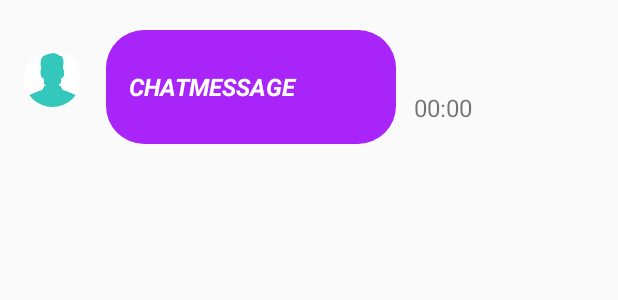
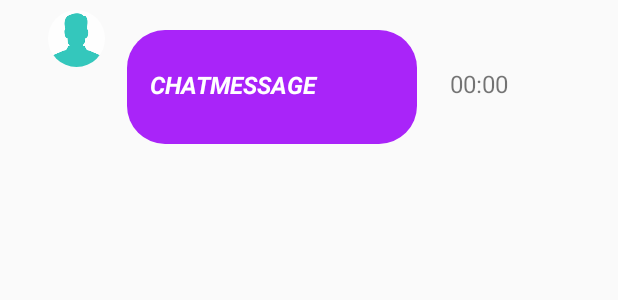
Before and after one commit to aniketakgec/Messanger, an Android app: the layout message_single_layout.xml on its own in the app's theme, with its tools: preview values and no code run, on a phone screen of 412 x 824 dp. Shown: the top 300 px of the screen. Run offline under Robolectric (Android 15) with nearby library versions, the phone set to English and light mode, and no system bars.

Commit message:
chat feature added with image of sender and reciver

```diff
--- /dev/null
+++ b/Messanger/app/src/main/java/com/example/android/messanger/Conv.java
@@ -0,0 +1,4 @@
+package com.example.android.messanger;
+
+public class Conv {
+}
--- a/Messanger/app/src/main/java/com/example/android/messanger/FriendsFragment.java
+++ b/Messanger/app/src/main/java/com/example/android/messanger/FriendsFragment.java
@@ -83,7 +83,7 @@ public class FriendsFragment extends Fragment {
                     public void onDataChange(@NonNull DataSnapshot dataSnapshot) {
 
                         final String userName=dataSnapshot.child("name").getValue().toString();
-                        String thumb_image=dataSnapshot.child("thumb_image").getValue().toString();
+                        final String thumb_image=dataSnapshot.child("thumb_image").getValue().toString();
 
 
                         if (dataSnapshot.hasChild("online"))
@@ -119,6 +119,7 @@ public class FriendsFragment extends Fragment {
                                             Intent chatIntent = new Intent(getContext(), ChatActivity.class);
                                             chatIntent.putExtra("user_id", list_user_id);
                                             chatIntent.putExtra("user_name",userName);
+                                            chatIntent.putExtra("user_image",thumb_image);
                                            //Toast.makeText(getActivity(),userName,Toast.LENGTH_SHORT).show();
                                             //Toast.makeText(getActivity(),list_user_id,Toast.LENGTH_LONG).show();
                                             //chatIntent.putExtra("user_name", userName);
--- a/Messanger/app/src/main/res/layout/message_single_layout.xml
+++ b/Messanger/app/src/main/res/layout/message_single_layout.xml
@@ -14,14 +14,14 @@
         android:layout_height="39dp"
 
 
-        android:layout_marginStart="16dp"
+        android:layout_marginStart="32dp"
         android:layout_marginTop="6dp"
         android:layout_marginBottom="8dp"
         android:src="@drawable/images"
         app:layout_constraintBottom_toBottomOf="parent"
         app:layout_constraintStart_toStartOf="parent"
         app:layout_constraintTop_toTopOf="parent"
-        app:layout_constraintVertical_bias="0.529" />
+        app:layout_constraintVertical_bias="0.0" />
 
     <TextView
         android:id="@+id/message_text_layout"
@@ -34,7 +34,6 @@
         android:layout_marginTop="20dp"
         android:layout_marginBottom="8dp"
         android:background="@drawable/message_text_background"
-        android:gravity="center"
         android:padding="25dp"
         android:paddingStart="15dp"
         android:paddingLeft="15dp"
@@ -54,6 +53,22 @@
         app:layout_constraintTop_toTopOf="parent"
         app:layout_constraintVertical_bias="1.0" />
 
+    <ImageView
+        android:id="@+id/messageImage"
+        android:layout_width="wrap_content"
+        android:layout_height="wrap_content"
+        android:layout_marginStart="8dp"
+        android:layout_marginEnd="8dp"
+        android:layout_marginBottom="8dp"
+        android:scaleType="centerCrop"
+
+        app:layout_constraintBottom_toBottomOf="parent"
+        app:layout_constraintEnd_toEndOf="parent"
+        app:layout_constraintHorizontal_bias="0.45"
+        app:layout_constraintStart_toStartOf="parent"
+        app:layout_constraintTop_toBottomOf="@+id/message_text_layout"
+        app:layout_constraintVertical_bias="0.0" />
+
     <TextView
         android:id="@+id/message_time"
         android:layout_width="wrap_content"
@@ -66,10 +81,10 @@
         android:textSize="16sp"
         app:layout_constraintBottom_toBottomOf="parent"
         app:layout_constraintEnd_toEndOf="parent"
-        app:layout_constraintHorizontal_bias="0.043"
+        app:layout_constraintHorizontal_bias="0.175"
         app:layout_constraintStart_toEndOf="@+id/message_text_layout"
         app:layout_constraintTop_toTopOf="parent"
-        app:layout_constraintVertical_bias="0.868" />
+        app:layout_constraintVertical_bias="0.606" />
 
 
 </androidx.constraintlayout.widget.ConstraintLayout>
```
Also changed, not shown: Messanger/app/src/main/AndroidManifest.xml (+16 -6 lines), Messanger/app/src/main/java/com/example/android/messanger/ChatActivity.java (+42 -5 lines), Messanger/app/src/main/java/com/example/android/messanger/MessageAdapter.java (+44 -1 lines), Messanger/app/src/main/res/layout/activity_chat.xml (+2 -9 lines).
